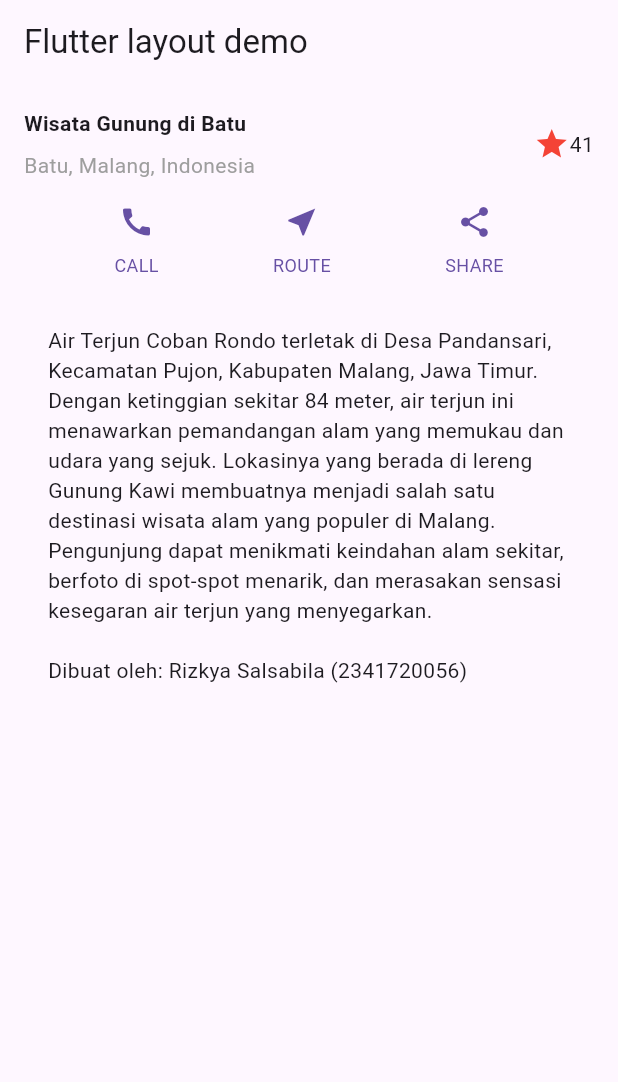
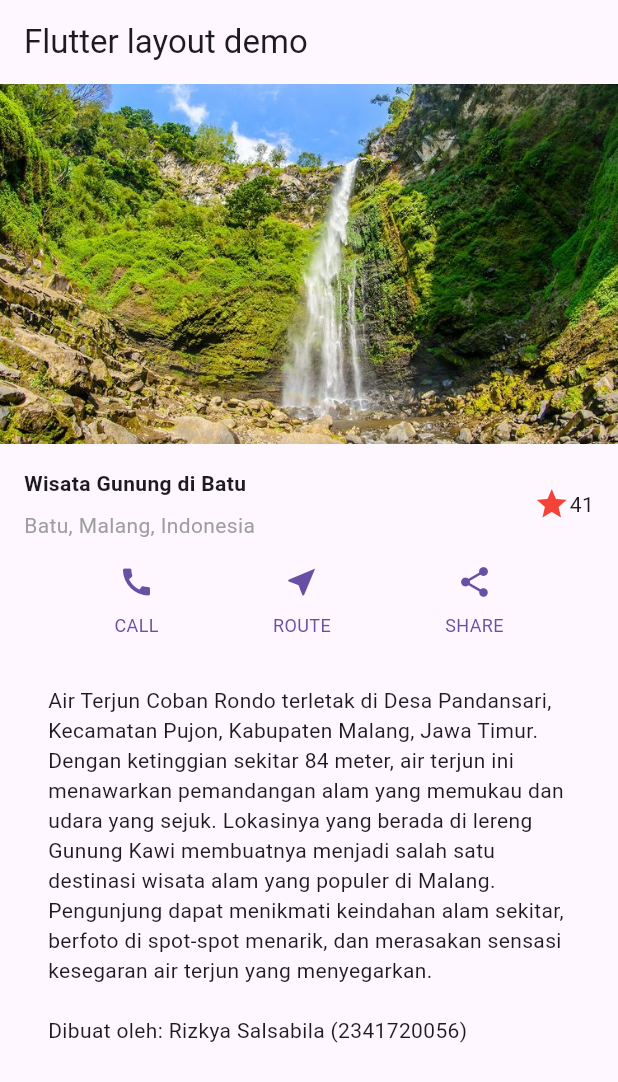
Before and after one commit to RizkyaSalsabila/Assignment-Sem5_MobileProgramming_Rizkyaa, a Flutter app: the screen it shows after launch, on a phone screen of 412 x 824 dp. Shown: the top 1082 px of the screen. Run offline on Flutter 3.47's test engine with Material 3 defaults, Android fonts, the phone set to English and light mode, and no system bars.

Commit message:
upload prak4

```diff
--- a/minggu06_jobsheet06/layout_flutter/lib/main.dart
+++ b/minggu06_jobsheet06/layout_flutter/lib/main.dart
@@ -75,8 +75,15 @@ class MyApp extends StatelessWidget {
         appBar: AppBar(
           title: const Text('Flutter layout demo'),
         ),
-        body: Column(
+        body: ListView(
           children: [
+            // == PRAKTIKUM 4 ==
+            Image.asset(
+              'assets/images/air_terjun_coban_rondo.jpg',
+              width: 600,
+              height: 240,
+              fit: BoxFit.cover,
+            ),
             titleSection,
             buttonSection,
             textSection,
--- a/minggu06_jobsheet06/layout_flutter/pubspec.yaml
+++ b/minggu06_jobsheet06/layout_flutter/pubspec.yaml
@@ -58,8 +58,8 @@ flutter:
   uses-material-design: true
 
   # To add assets to your application, add an assets section, like this:
-  # assets:
-  #   - images/a_dot_burr.jpeg
+  assets:
+    - assets/images/air_terjun_coban_rondo.jpg
   #   - images/a_dot_ham.jpeg
 
   # An image asset can refer to one or more resolution-specific "variants", see
```
Also changed, not shown: minggu06_jobsheet06/layout_flutter/assets/images/air_terjun_coban_rondo.jpg (added).
